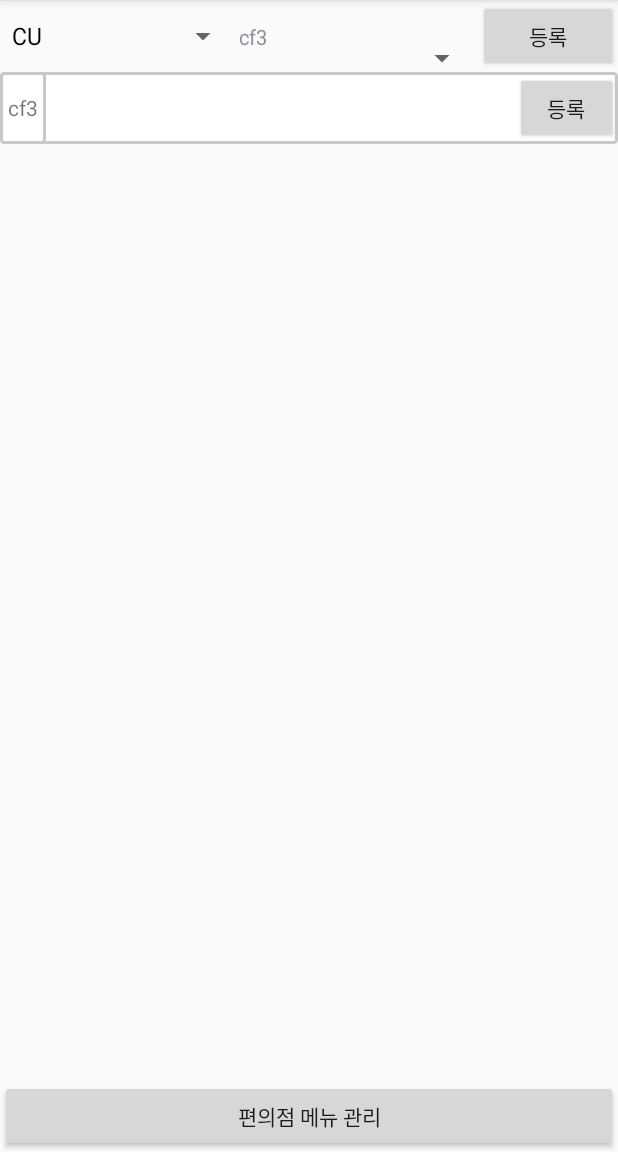
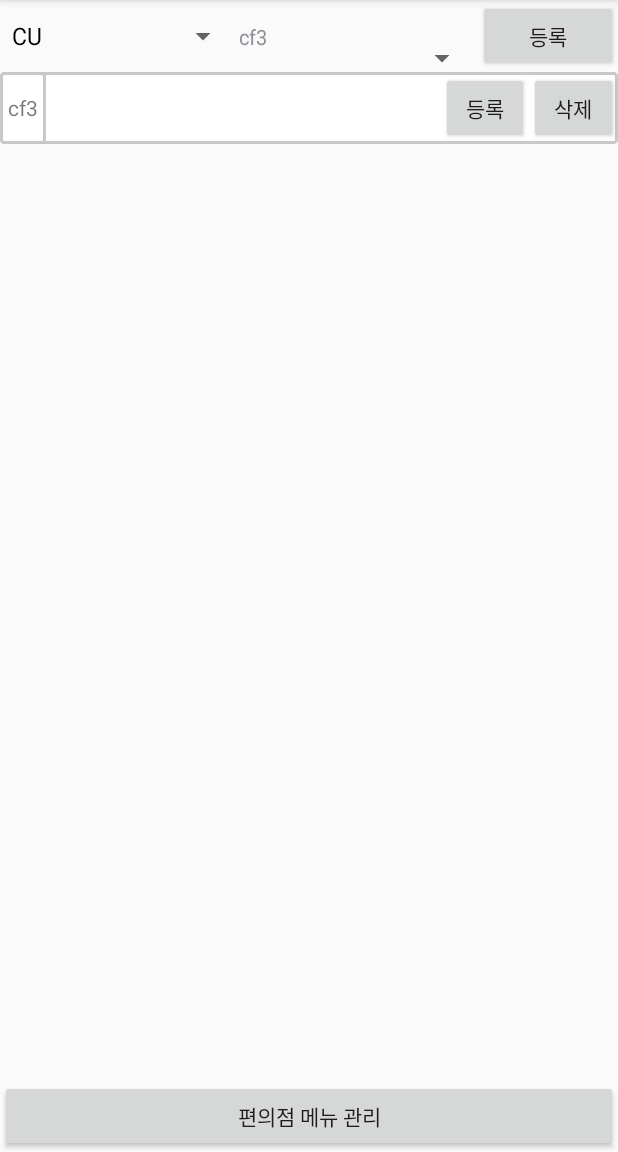
Before and after one commit to HanSangKkyu/chickTime4, an Android app: the screen it shows after launch (MainActivity), after a tap on "등록", on a phone screen of 412 x 824 dp, the part 84-1236 px from its top. Run offline under Robolectric (Android 15) with nearby library versions, the light colour scheme and no system bars.

Commit message:
큐에서 빼기

```diff
--- a/app/src/main/java/com/example/chicken/chickentimer4/MainActivity.java
+++ b/app/src/main/java/com/example/chicken/chickentimer4/MainActivity.java
@@ -246,11 +246,14 @@ public class MainActivity extends AppCompatActivity {
         arrayAdapter.notifyDataSetChanged();
     }
 
-    private void registOnQueue(FF ff) { // 데이큐에 등록
+    private void registOnQueue(FF ff) { // 대기큐에 등록
         queue.add(ff);
         // queueadapter = new QueueAdapter(queue);
         queueadapter.notifyDataSetChanged();
     }
 
-
+    public void onQueueDeleteBtnClicked(View view) {
+        queue.remove(0);
+        queueadapter.notifyDataSetChanged();
+    }
 }
--- a/app/src/main/res/layout/activity_main.xml
+++ b/app/src/main/res/layout/activity_main.xml
@@ -3,6 +3,7 @@
     xmlns:tools="http://schemas.android.com/tools"
     android:layout_width="match_parent"
     android:layout_height="match_parent">
+
     <LinearLayout
         android:layout_width="match_parent"
         android:layout_height="wrap_content"
@@ -50,11 +51,18 @@
                 android:orientation="horizontal" />
 
             <Button
-            android:onClick="onQueueBtnClicked"
                 android:layout_width="0dp"
                 android:layout_height="match_parent"
                 android:layout_weight="1"
+                android:onClick="onQueueBtnClicked"
                 android:text="등록" />
+
+            <Button
+                android:layout_width="0dp"
+                android:layout_height="match_parent"
+                android:layout_weight="1"
+                android:onClick="onQueueDeleteBtnClicked"
+                android:text="삭제" />
         </LinearLayout>
 
 
@@ -64,12 +72,12 @@
             android:layout_height="wrap_content"></ListView>
 
 
+    </LinearLayout>
 
-</LinearLayout>
     <Button
         android:id="@+id/manageBtn"
+        android:layout_width="match_parent"
+        android:layout_height="wrap_content"
         android:layout_alignParentBottom="true"
-    android:text="편의점 메뉴 관리"
-    android:layout_width="match_parent"
-    android:layout_height="wrap_content" />
+        android:text="편의점 메뉴 관리" />
 </RelativeLayout>
```
Lines whose indentation alone changed are shown as unchanged.
